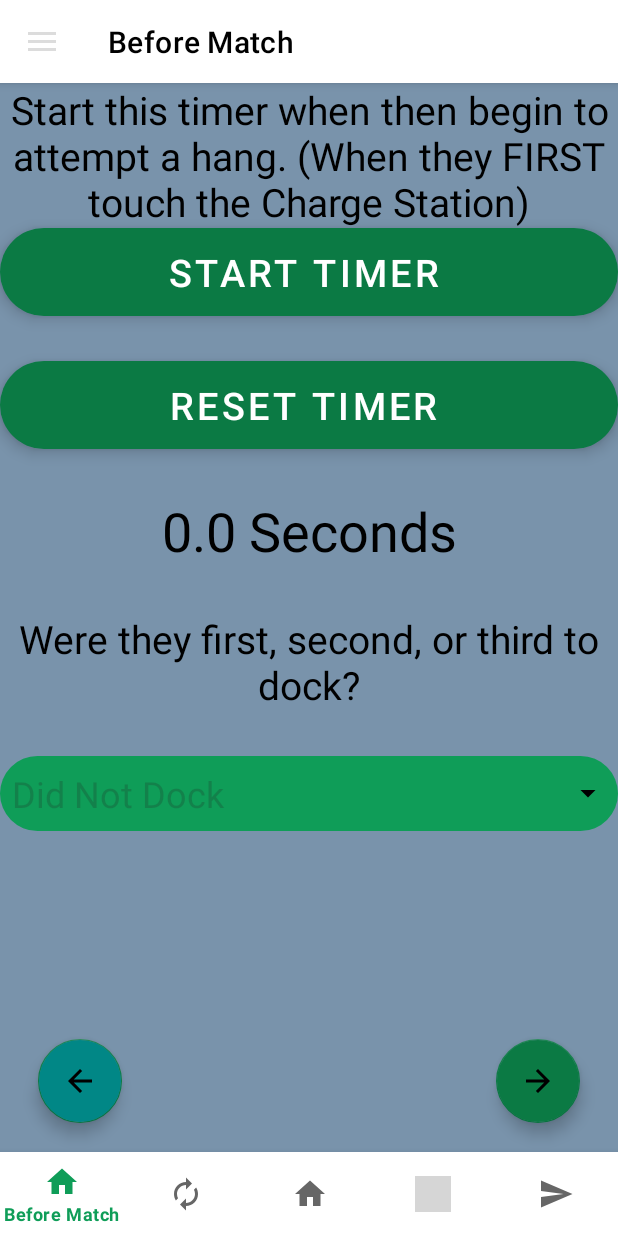
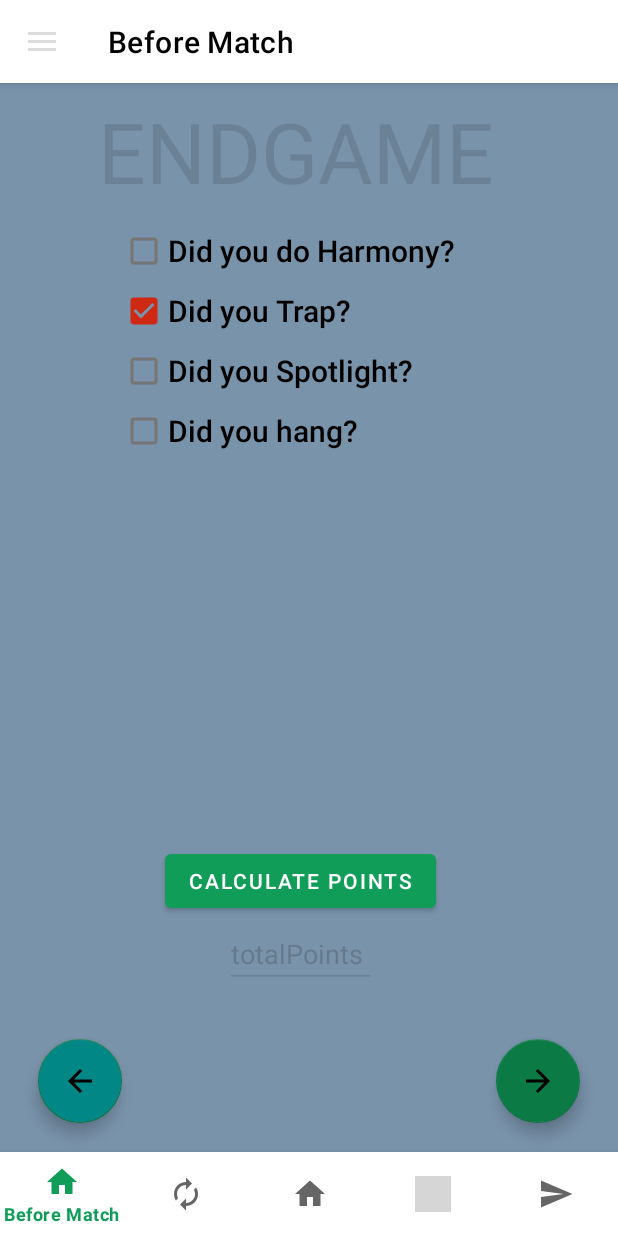
Before and after one commit to Eaglegrant/328_Scouting_App, an Android app: the fragment Docking placed in its activity, on a phone screen of 412 x 824 dp. Run offline under Robolectric (Android 15) with nearby library versions, the phone set to English and light mode, and no system bars; network calls fail; grey boxes are pictures that could not be loaded.

Commit message:
Avengers: Endgame

```diff
--- a/app/src/main/java/robotics/scouting/current/Docking.java
+++ b/app/src/main/java/robotics/scouting/current/Docking.java
@@ -1,170 +1,106 @@
 package robotics.scouting.current;
 
-import android.content.Context;
 import android.os.Bundle;
-
-import androidx.fragment.app.Fragment;
-
-import android.os.Handler;
-import android.transition.TransitionInflater;
 import android.view.LayoutInflater;
 import android.view.View;
 import android.view.ViewGroup;
-import android.widget.AdapterView;
-import android.widget.ArrayAdapter;
-import android.widget.Spinner;
-import android.widget.TextView;
-
-import com.google.android.material.button.MaterialButton;
+import android.widget.Button;
+import android.widget.CheckBox;
+import android.widget.Toast;
+import androidx.fragment.app.Fragment;
 
 /**
  * A simple {@link Fragment} subclass.
  * Use the {@link Docking#newInstance} factory method to
  * create an instance of this fragment.
  */
-public class Docking extends Fragment implements AdapterView.OnItemSelectedListener, View.OnClickListener{
+public class Docking extends Fragment {
+
     public Docking() {
         // Required empty public constructor
     }
+
     public static Docking newInstance() {
         Docking fragment = new Docking();
         Bundle args = new Bundle();
         fragment.setArguments(args);
         return fragment;
     }
-    String balance = "Did Not Dock";
-    Spinner dockSpinner;
-    Context context;
-    private int seconds = 0;
-    private int minutes = 0;
-    private int milliseconds = 0;
 
-    private boolean running;
+    @Override
+    public View onCreateView(LayoutInflater inflater, ViewGroup container, Bundle savedInstanceState) {
+        // Inflate the layout for this fragment
+        View view = inflater.inflate(R.layout.fragment_docking, container, false);
 
-    private boolean wasRunning;
-    TextView timeView;
-    @Override
-    public void onCreate(Bundle savedInstanceState) {
-        super.onCreate(savedInstanceState);
-        TransitionInflater inflater = TransitionInflater.from(requireContext());
-        setExitTransition(inflater.inflateTransition(R.transition.fade_f));
-        setEnterTransition(inflater.inflateTransition(R.transition.slide_right_f));
+        // Assuming you have a checkbox in your fragment_docking layout with the id checkbox_id
+        final CheckBox checkBox = view.findViewById(R.id.checkbox_harmony);
+
+        // Do something with the checkbox, for example, uncheck it if checked
+        if (checkBox.isChecked()) {
+            checkBox.setChecked(false);
         }
 
-    public void onItemSelected(AdapterView<?> parent, View view,
-                               int pos, long id) {
-        balance = parent.getItemAtPosition(pos).toString();
-    }
-Handler handler;
-    public void onNothingSelected(AdapterView<?> parent) {
-        balance = "Did Not Dock";
-    }
-    private void runTimer() {
-        handler.post(new Runnable() {
-            @Override
+        // Assuming you have a checkbox for "Did you do Trap?" with the id checkbox_trap
+        final CheckBox trapCheckBox = view.findViewById(R.id.checkbox_trap);
 
-            public void run()
-            {
-                if (running) {
-                    milliseconds+=4;
-                    if (milliseconds %100 == 0){
-                        milliseconds = 0;
-                        seconds++;
-                        if (seconds %60 == 0){
-                            seconds = 0;
-                            minutes++;
-                        }
+        // Do something with the "Did you do Trap?" checkbox, for example, check it if unchecked
+        if (!trapCheckBox.isChecked()) {
+            trapCheckBox.setChecked(true);
         }
 
+        // Assuming you have a checkbox for "Did you Spotlight?" with the id checkbox_spot
+        final CheckBox spotCheckBox = view.findViewById(R.id.checkbox_spot);
+
+        // Do something with the "Did you Spotlight?" checkbox, for example, uncheck it if checked
+        if (spotCheckBox.isChecked()) {
+            spotCheckBox.setChecked(false);
         }
 
-                updateTime(String.valueOf(seconds) + "." + String.valueOf(milliseconds)+" Seconds");
-                // Post the code again
-                // with a delay of 1 second.
-                handler.postDelayed(this, 40);
+        // Button to calculate points
+        Button calculatePointsButton = view.findViewById(R.id.btnCalculatePoints);
+        calculatePointsButton.setOnClickListener(new View.OnClickListener() {
+            @Override
+            public void onClick(View v) {
+                calculateAndShowPoints();
             }
         });
+
+        return view;
     }
-    @Override
-    public void onStop() {
-        MainActivity.setBalance(balance);
-        MainActivity.setTime(minutes,seconds,milliseconds);
-        super.onStop();
+    private void calculateAndShowPoints() {
+        // Assign values to each checkbox
+        int harmonyValue = 2;
+        int trapValue = 5;     // Example value for "Did you do Trap?"
+        int spotlightValue = 1;
+        int chainHangValue = 3;// Example value for "Did you Spotlight?"
+
+        // Initialize total points
+        int totalPoints = 0;
+
+        // Check each checkbox and add corresponding values to total points
+        CheckBox harmonyCheckBox = getView().findViewById(R.id.checkbox_harmony);
+        if (harmonyCheckBox.isChecked()) {
+            totalPoints += harmonyValue;
         }
-    @Override
-    public void onPause()
-    {
-        super.onPause();
-        wasRunning = running;
-        running = false;
+
+        CheckBox trapCheckBox = getView().findViewById(R.id.checkbox_trap);
+        if (trapCheckBox.isChecked()) {
+            totalPoints += trapValue;
         }
-    @Override
-    public void onResume()
-    {
-        super.onResume();
-        if (wasRunning) {
-            running = true;
+
+        CheckBox spotlightCheckBox = getView().findViewById(R.id.checkbox_spot);
+        if (spotlightCheckBox.isChecked()) {
+            totalPoints += spotlightValue;
         }
+
+        CheckBox hangCheckBox = getView().findViewById(R.id.checkbox_hang);
+        if (hangCheckBox.isChecked()) {
+            totalPoints += chainHangValue;
         }
-    @Override
-    public void onClick(View v) {
-        switch (v.getId()) {
-            case R.id.fabStopWatch:
-                if (running) {
-                    running = false;
-                    setStartButton("Start Timer");
-                } else{
-                running = true;
-                setStartButton("Stop Timer");
+
+        // Display the calculated points
+        Toast.makeText(getContext(), "Total Points: " + totalPoints, Toast.LENGTH_SHORT).show();
     }
-                break;
-            case R.id.fabReset:
-                running = false;
-                seconds = 0;
-                minutes = 0;
-                milliseconds = 0;
-                MainActivity.setTime(minutes,seconds,milliseconds);
-                updateTime( String.valueOf(seconds) + "." + String.valueOf(milliseconds) + " Seconds");
-                setStartButton("Start Timer");
-                break;
+
+
 }
-    }
-MaterialButton startButton;
-    MaterialButton resetButton;
-    @Override
-    public View onCreateView(LayoutInflater inflater, ViewGroup container,
-                             Bundle savedInstanceState) {
-        // Inflate the layout for this fragment
-        View root = inflater.inflate(R.layout.fragment_docking, container,false);
-        context = container.getContext();
-        dockSpinner = (Spinner) root.findViewById(R.id.DockingSpinner);
-        ArrayAdapter<String> adapter = new ArrayAdapter<String>(
-                context,
-                R.layout.view_spinner_item,
-                getResources().getStringArray(R.array.dockingOrder)
-        );
-        adapter.setDropDownViewResource(android.R.layout.simple_spinner_dropdown_item);
-        dockSpinner.setAdapter(adapter);
-           dockSpinner.setOnItemSelectedListener(this);
-           balance = MainActivity.getBalance();
-           dockSpinner.setSelection(adapter.getPosition(balance));
-           startButton = root.findViewById(R.id.fabStopWatch);
-           handler = new Handler();
-           startButton.setOnClickListener(this);
-           resetButton = root.findViewById(R.id.fabReset);
-              resetButton.setOnClickListener(this);
-           timeView = root.findViewById(R.id.timerText);
-              minutes = MainActivity.getTimeMin();
-                seconds = MainActivity.getTimeSec();
-                milliseconds = MainActivity.getTimeMillis();
-                updateTime(String.valueOf(seconds) + "." + String.valueOf(milliseconds)+" Seconds");
-        runTimer();
-        return root;
-    }
-    public void updateTime(String newText){
-        timeView.setText(newText);
-    }
-    public void setStartButton(String newText){
-        startButton.setText(newText);
-    }
-}
--- a/app/src/main/res/layout/fragment_docking.xml
+++ b/app/src/main/res/layout/fragment_docking.xml
@@ -1,5 +1,6 @@
 <?xml version="1.0" encoding="utf-8"?>
-<androidx.constraintlayout.widget.ConstraintLayout xmlns:android="http://schemas.android.com/apk/res/android"
+<androidx.constraintlayout.widget.ConstraintLayout
+    xmlns:android="http://schemas.android.com/apk/res/android"
     xmlns:app="http://schemas.android.com/apk/res-auto"
     xmlns:tools="http://schemas.android.com/tools"
     android:layout_width="match_parent"
@@ -9,100 +10,117 @@
 
     <ScrollView
         android:layout_width="match_parent"
-        android:layout_height="match_parent">
-        <!--Button for creating a QR code-->
+        android:layout_height="match_parent"
+        tools:layout_editor_absoluteX="105dp"
+        tools:layout_editor_absoluteY="72dp">
+
         <androidx.constraintlayout.widget.ConstraintLayout
             android:layout_width="match_parent"
             android:layout_height="wrap_content"
             android:gravity="center"
-            android:orientation="vertical">
-    <TextView
-        android:id="@+id/header3"
-        android:layout_width="match_parent"
-        android:layout_height="wrap_content"
-        android:text="Start this timer when then begin to attempt a hang. (When they FIRST touch the Charge Station)"
-        android:textAlignment="center"
-        android:textColor="@color/black"
-        android:textSize="26dp"
-        app:layout_constraintBottom_toTopOf="@+id/fabStopWatch"
-        app:layout_constraintEnd_toEndOf="parent"
-        app:layout_constraintStart_toStartOf="parent"
-        app:layout_constraintTop_toTopOf="parent" />
+            android:orientation="vertical"
+            app:layout_constraintBottom_toBottomOf="parent"
+            app:layout_constraintTop_toTopOf="parent"
+            app:layout_constraintVertical_bias="0.5">
 
-    <com.google.android.material.floatingactionbutton.ExtendedFloatingActionButton
-        android:id="@+id/fabStopWatch"
-        android:layout_width="match_parent"
-        android:layout_height="wrap_content"
-        android:text="Start Timer"
-        android:textAlignment="center"
-        android:textColor="@color/white"
-        android:textSize="25dp"
-        app:layout_constraintBottom_toTopOf="@id/fabReset"
-        app:layout_constraintEnd_toEndOf="parent"
-        app:layout_constraintStart_toStartOf="parent"
-        app:layout_constraintTop_toBottomOf="@id/header3" />
-    <com.google.android.material.floatingactionbutton.ExtendedFloatingActionButton
-        android:id="@+id/fabReset"
-        android:layout_width="match_parent"
-        android:layout_height="wrap_content"
-        android:text="Reset Timer"
-        android:textAlignment="center"
-        android:textColor="@color/white"
-        android:textSize="25dp"
-        android:layout_marginTop="30dp"
-        app:layout_constraintBottom_toTopOf="@id/timerText"
-        app:layout_constraintEnd_toEndOf="parent"
-        app:layout_constraintStart_toStartOf="parent"
-        app:layout_constraintTop_toBottomOf="@id/fabStopWatch" />
+            <FrameLayout
+                android:id="@+id/child_fragment_container"
+                android:layout_width="match_parent"
+                android:layout_height="match_parent"
+                android:layout_marginTop="8dp"
+                app:layout_constraintEnd_toEndOf="parent"
+                app:layout_constraintHorizontal_bias="0.0"
+                app:layout_constraintStart_toStartOf="parent"
+                app:layout_constraintTop_toTopOf="parent">
 
-    <TextView
-        android:id="@+id/timerText"
-        android:layout_width="match_parent"
-        android:layout_height="wrap_content"
-        android:text="0:00:00"
-        android:textAlignment="center"
-        android:textColor="@color/black"
-        android:textSize="36dp"
-        android:layout_marginTop="30dp"
-        android:layout_marginBottom="30dp"
-        app:layout_constraintBottom_toTopOf="@id/header4"
-        app:layout_constraintEnd_toEndOf="parent"
-        app:layout_constraintStart_toStartOf="parent"
-        app:layout_constraintTop_toBottomOf="@id/fabReset" />
-    <TextView
-        android:id="@+id/header4"
-        android:layout_width="match_parent"
-        android:layout_height="wrap_content"
-        android:text="Were they first, second, or third to dock?"
-        android:textAlignment="center"
-        android:textColor="@color/black"
-        android:textSize="26dp"
-        android:layout_marginBottom="30dp"
-        app:layout_constraintBottom_toTopOf="@id/DockingSpinner"
-        app:layout_constraintEnd_toEndOf="parent"
-        app:layout_constraintStart_toStartOf="parent"
-        app:layout_constraintTop_toBottomOf="@id/timerText" />
+                <!-- Did you do Harmony? -->
 
-    <Spinner
-        android:id="@+id/DockingSpinner"
-        android:layout_width="match_parent"
-        android:layout_height="50dp"
-        android:textSize="100sp"
-        android:background="@drawable/bg_spinner"
-        android:popupBackground="@drawable/bg_spinner"
-        app:layout_constraintTop_toBottomOf="@id/header4"
-        app:layout_constraintBottom_toBottomOf="@id/child_fragment_container"
-        app:layout_constraintEnd_toEndOf="@id/child_fragment_container"
-        app:layout_constraintStart_toStartOf="@id/child_fragment_container"
-        android:layout_marginBottom="100dp"
-        />
-    <FrameLayout
-        android:id="@+id/child_fragment_container"
-        android:layout_width="match_parent"
-        android:layout_height="match_parent"
-        app:layout_constraintEnd_toEndOf="parent"
-        app:layout_constraintStart_toStartOf="parent">
-    </FrameLayout>
+                <!-- Did you do Trap? -->
+
+                <TextView
+                    android:id="@+id/textView2"
+                    android:layout_width="match_parent"
+                    android:layout_height="103dp"
+                    android:layout_marginStart="65dp"
+                    android:text="ENDGAME"
+                    android:textAppearance="@style/TextAppearance.AppCompat.Display3"
+                    android:visibility="visible" />
+
+                <CheckBox
+                    android:id="@+id/checkbox_harmony"
+                    android:layout_width="wrap_content"
+                    android:layout_height="wrap_content"
+                    android:layout_marginStart="80dp"
+                    android:layout_marginTop="80dp"
+                    android:text="Did you do Harmony?"
+                    android:textAppearance="@style/TextAppearance.AppCompat.SearchResult.Title"
+                    app:layout_constraintStart_toStartOf="parent"
+                    app:layout_constraintTop_toBottomOf="@id/textView2" />
+
+                <CheckBox
+                    android:id="@+id/checkbox_trap"
+                    android:layout_width="wrap_content"
+                    android:layout_height="wrap_content"
+                    android:layout_marginStart="80dp"
+                    android:layout_marginTop="120dp"
+                    android:text="Did you Trap?"
+                    android:textAppearance="@style/TextAppearance.AppCompat.SearchResult.Title"
+                    app:layout_constraintStart_toStartOf="parent"
+                    app:layout_constraintTop_toBottomOf="@id/checkbox_harmony" />
+
+                <!-- Did you Spotlight? -->
+
+                <!-- Button to calculate points -->
+                <CheckBox
+                    android:id="@+id/checkbox_spot"
+                    android:layout_width="wrap_content"
+                    android:layout_height="wrap_content"
+                    android:layout_marginStart="80dp"
+                    android:layout_marginTop="160dp"
+                    android:text="Did you Spotlight?"
+                    android:textAppearance="@style/TextAppearance.AppCompat.SearchResult.Title"
+                    app:layout_constraintStart_toStartOf="parent"
+                    app:layout_constraintTop_toBottomOf="@id/checkbox_trap" />
+
+                <!-- EditText to display calculated points -->
+
+                <CheckBox
+                    android:id="@+id/checkbox_hang"
+                    android:layout_width="wrap_content"
+                    android:layout_height="wrap_content"
+                    android:layout_marginStart="80dp"
+                    android:layout_marginTop="200dp"
+                    android:text="Did you hang?"
+                    android:textAppearance="@style/TextAppearance.AppCompat.SearchResult.Title"
+                    app:layout_constraintStart_toStartOf="parent"
+                    app:layout_constraintTop_toBottomOf="@id/checkbox_spot" />
+
+                <Button
+                    android:id="@+id/btnCalculatePoints"
+                    android:layout_width="wrap_content"
+                    android:layout_height="wrap_content"
+                    android:layout_marginStart="110dp"
+                    android:layout_marginTop="500dp"
+                    android:text="Calculate Points"
+                    app:layout_constraintStart_toStartOf="parent"
+                    app:layout_constraintTop_toBottomOf="@id/checkbox_spot" />
+
+                <EditText
+                    android:id="@+id/editTextNumberPoints"
+                    android:layout_width="wrap_content"
+                    android:layout_height="wrap_content"
+                    android:layout_marginStart="150dp"
+                    android:layout_marginTop="550dp"
+                    android:text="totalPoints "
+                    android:focusable="false"
+                    android:inputType="none"
+                    app:layout_constraintStart_toStartOf="parent"
+                    app:layout_constraintTop_toBottomOf="@id/btnCalculatePoints" />
+
+
+            </FrameLayout>
         </androidx.constraintlayout.widget.ConstraintLayout>
+
     </ScrollView>
+
 </androidx.constraintlayout.widget.ConstraintLayout>
```
Lines whose indentation alone changed are shown as unchanged.
